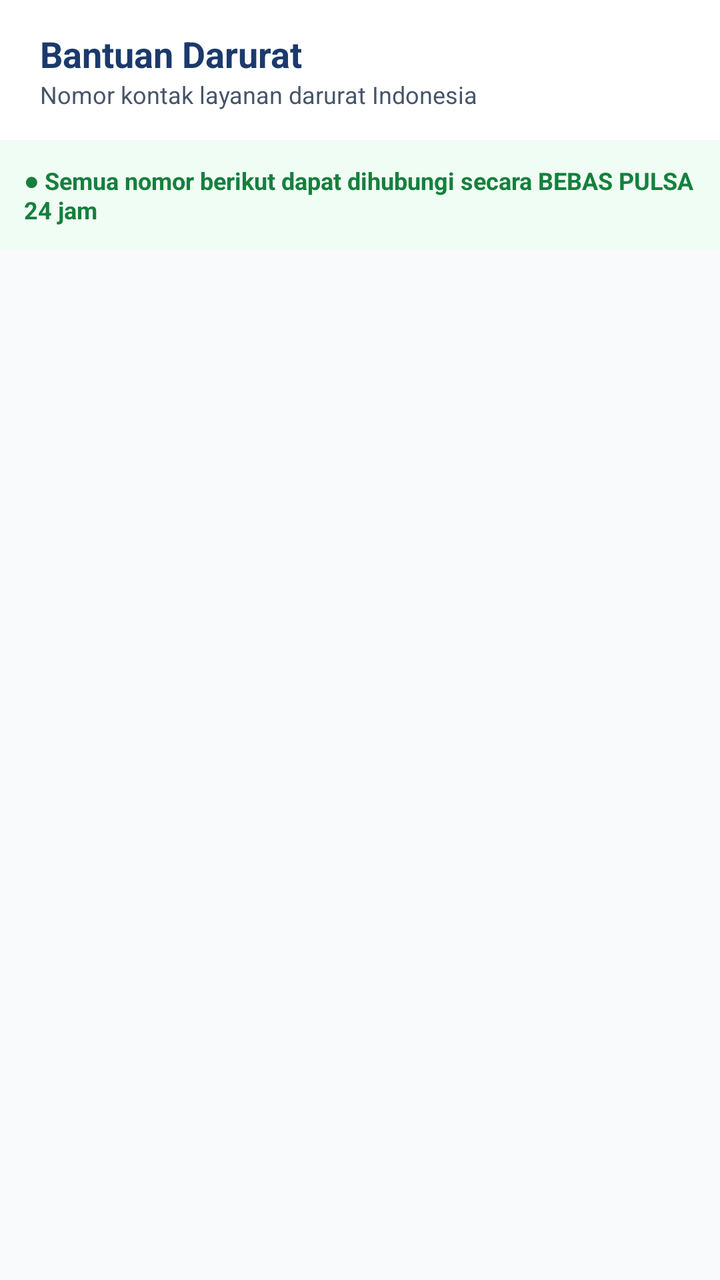
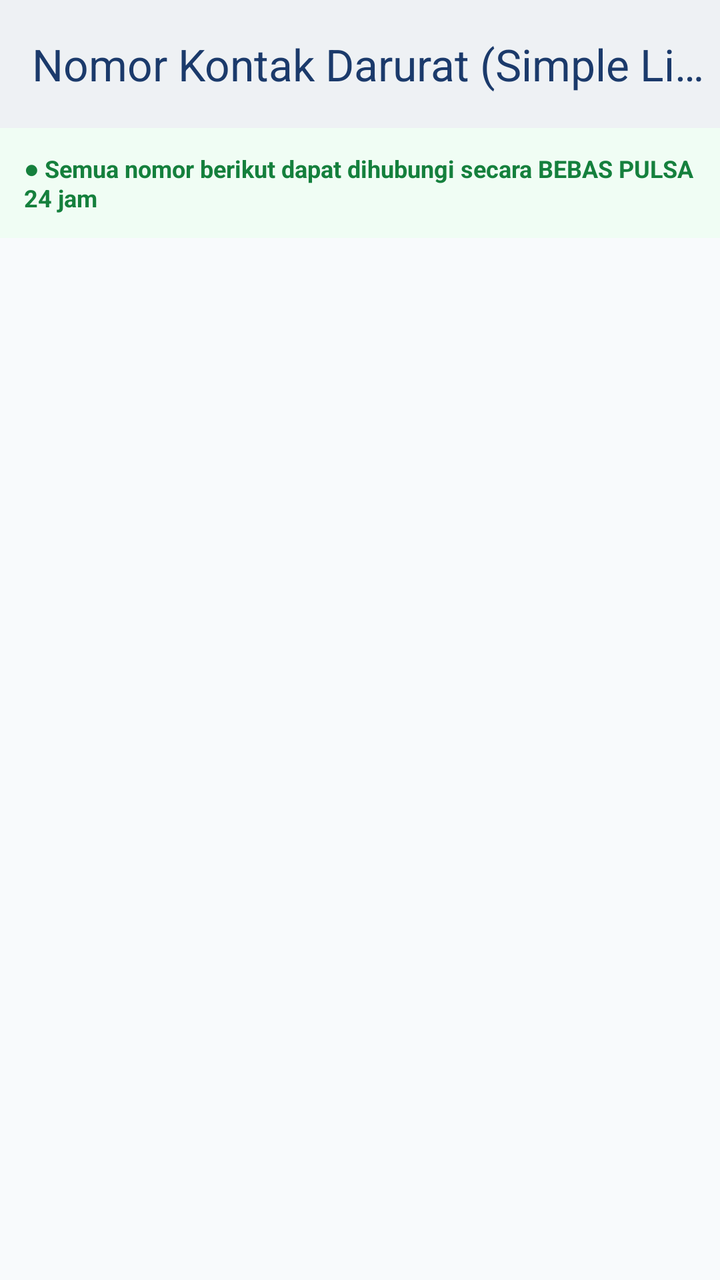

The first picture is an Android layout as it rendered before a commit; the second is the same layout after the commit. The layout source and the unified diff follow.
<!-- AndroidManifest.xml: application theme Theme.Project_Prasetio -->
<!-- res/layout/fragment_bantuan.xml -->
<?xml version="1.0" encoding="utf-8"?>
<LinearLayout xmlns:android="http://schemas.android.com/apk/res/android"
    xmlns:app="http://schemas.android.com/apk/res-auto"
    xmlns:tools="http://schemas.android.com/tools"
    android:layout_width="match_parent"
    android:layout_height="match_parent"
    android:background="@color/app_bg"
    android:orientation="vertical"
    tools:context=".fragment.BantuanFragment">

    
    <com.google.android.material.appbar.MaterialToolbar
        android:id="@+id/toolbarBantuan"
        android:layout_width="match_parent"
        android:layout_height="70dp"
        android:background="@color/card_surface"
        android:elevation="2dp">

        <LinearLayout
            android:layout_width="match_parent"
            android:layout_height="match_parent"
            android:gravity="center_vertical"
            android:paddingStart="4dp"
            android:paddingEnd="16dp"
            android:orientation="vertical">

            <TextView
                android:layout_width="wrap_content"
                android:layout_height="wrap_content"
                android:text="Bantuan Darurat"
                android:textColor="@color/navy"
                android:textSize="18sp"
                android:textStyle="bold" />

            <TextView
                android:layout_width="wrap_content"
                android:layout_height="wrap_content"
                android:text="Nomor kontak layanan darurat Indonesia"
                android:textColor="@color/text_secondary"
                android:textSize="12sp" />
        </LinearLayout>

    </com.google.android.material.appbar.MaterialToolbar>

    
    <TextView
        android:layout_width="match_parent"
        android:layout_height="wrap_content"
        android:background="@color/green_light"
        android:padding="12dp"
        android:text="● Semua nomor berikut dapat dihubungi secara BEBAS PULSA 24 jam"
        android:textColor="@color/green_dark"
        android:textSize="12sp"
        android:textStyle="bold" />

    
    <ListView
        android:id="@+id/listViewBantuan"
        android:layout_width="match_parent"
        android:layout_height="match_parent"
        android:divider="@color/stroke_outline"
        android:dividerHeight="1dp" />

</LinearLayout>
<!-- resources referenced by this layout -->
<resources>
  <color name="app_bg">#F8FAFC</color>
  <color name="card_surface">#FFFFFF</color>
  <color name="green_dark">#15803D</color>
  <color name="green_light">#F0FDF4</color>
  <color name="navy">#1B3A6B</color>
  <color name="stroke_outline">#E2E8F0</color>
  <color name="text_secondary">#475569</color>
  <style name="Theme.Project_Prasetio" parent="Base.Theme.Project_Prasetio" />
  <style name="Base.Theme.Project_Prasetio" parent="Theme.Material3.DayNight.NoActionBar">
          
          
      </style>
</resources>

<!-- the commit's change to res/layout/fragment_bantuan.xml (unified diff, before → after) -->
@@ -12,35 +12,11 @@
     <com.google.android.material.appbar.MaterialToolbar
         android:id="@+id/toolbarBantuan"
         android:layout_width="match_parent"
-        android:layout_height="70dp"
+        android:layout_height="wrap_content"
         android:background="@color/card_surface"
-        android:elevation="2dp">
-
-        <LinearLayout
-            android:layout_width="match_parent"
-            android:layout_height="match_parent"
-            android:gravity="center_vertical"
-            android:paddingStart="4dp"
-            android:paddingEnd="16dp"
-            android:orientation="vertical">
-
-            <TextView
-                android:layout_width="wrap_content"
-                android:layout_height="wrap_content"
-                android:text="Bantuan Darurat"
-                android:textColor="@color/navy"
-                android:textSize="18sp"
-                android:textStyle="bold" />
-
-            <TextView
-                android:layout_width="wrap_content"
-                android:layout_height="wrap_content"
-                android:text="Nomor kontak layanan darurat Indonesia"
-                android:textColor="@color/text_secondary"
-                android:textSize="12sp" />
-        </LinearLayout>
-
-    </com.google.android.material.appbar.MaterialToolbar>
+        android:elevation="2dp"
+        app:title="Nomor Kontak Darurat (Simple List)"
+        app:titleTextColor="@color/navy" />
 
     
     <TextView
<!-- resource entries referenced after the edit -->
@@ -9,8 +9,22 @@
   <color name="text_secondary">#475569</color>
   <style name="Theme.Project_Prasetio" parent="Base.Theme.Project_Prasetio" />
   <style name="Base.Theme.Project_Prasetio" parent="Theme.Material3.DayNight.NoActionBar">
-          
-          
+          <item name="colorPrimary">@color/navy</item>
+          <item name="colorOnPrimary">@color/white</item>
+          <item name="colorSecondary">@color/orange</item>
+          <item name="colorOnSecondary">@color/white</item>
+          <item name="colorError">@color/red</item>
+          <item name="colorOnError">@color/white</item>
+          <item name="android:colorBackground">@color/app_bg</item>
+          <item name="colorSurface">@color/card_surface</item>
+          <item name="colorOnSurface">@color/text_primary</item>
+          <item name="colorOnSurfaceVariant">@color/text_secondary</item>
+          <item name="android:statusBarColor">@color/card_surface</item>
+          <item name="android:windowLightStatusBar">true</item>
       </style>
+  <color name="white">#FFFFFFFF</color>
+  <color name="orange">#F58220</color>
+  <color name="red">#DC2626</color>
+  <color name="text_primary">#0F172A</color>
 </resources>
 
